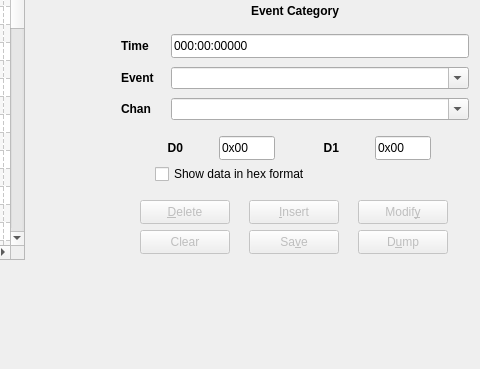
Qt form seq_qt5/forms/qseqeventframe.ui (ahlstromcj/seq66) before a commit; both pictures show x 426 to 906 and y 131 to 500 of the 906 by 500 pixel window.
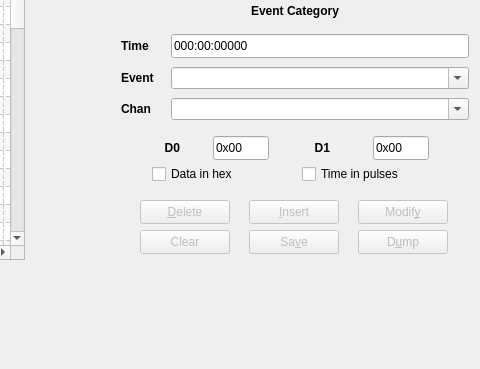
The same form after that commit.

Diff of the .ui file:
```diff
--- a/seq_qt5/forms/qseqeventframe.ui
+++ b/seq_qt5/forms/qseqeventframe.ui
@@ -452,10 +452,17 @@
        </property>
       </widget>
      </item>
-     <item row="1" column="0" colspan="4">
+     <item row="1" column="0" colspan="2">
       <widget class="QCheckBox" name="hex_data_check_box">
        <property name="text">
-        <string>Show data in hex format</string>
+        <string>Data in hex</string>
+       </property>
+      </widget>
+     </item>
+     <item row="1" column="2" colspan="2">
+      <widget class="QCheckBox" name="pulse_time_check_box">
+       <property name="text">
+        <string>Time in pulses</string>
        </property>
       </widget>
      </item>
```
Left out of the diff: 1 changed line with no effect on the pictures.
